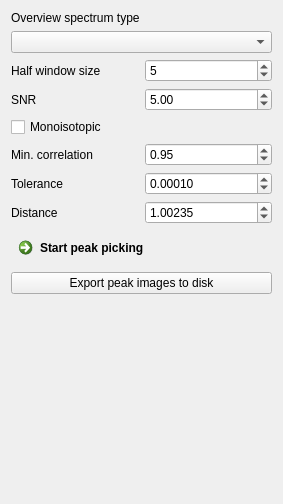
Old version of the form Plugins/org.mitk.gui.qt.m2.PeakPicking/src/internal/m2PeakPickingViewControls.ui in the repository m2aia/m2aia.
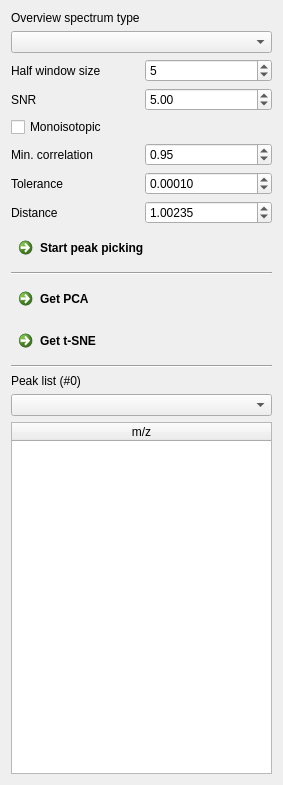
New version of the form.

Commit message: add peak list to peak picking view

Patch:
```diff
--- a/Plugins/org.mitk.gui.qt.m2.PeakPicking/src/internal/m2PeakPickingViewControls.ui
+++ b/Plugins/org.mitk.gui.qt.m2.PeakPicking/src/internal/m2PeakPickingViewControls.ui
@@ -7,7 +7,7 @@
     <x>0</x>
     <y>0</y>
     <width>283</width>
-    <height>504</height>
+    <height>785</height>
    </rect>
   </property>
   <property name="minimumSize">
@@ -180,27 +180,78 @@
     </widget>
    </item>
    <item>
-    <widget class="QPushButton" name="btnExport">
+    <widget class="Line" name="line_2">
+     <property name="orientation">
+      <enum>Qt::Horizontal</enum>
+     </property>
+    </widget>
+   </item>
+   <item>
+    <widget class="QCommandLinkButton" name="btnPCA">
      <property name="text">
-      <string>Export peak images to disk</string>
+      <string>Get PCA</string>
      </property>
     </widget>
    </item>
    <item>
-    <spacer name="spacer1">
+    <widget class="QCommandLinkButton" name="btnTSNE">
+     <property name="text">
+      <string>Get t-SNE</string>
+     </property>
+    </widget>
+   </item>
+   <item>
+    <widget class="Line" name="line">
      <property name="orientation">
-      <enum>Qt::Vertical</enum>
+      <enum>Qt::Horizontal</enum>
      </property>
-     <property name="sizeType">
-      <enum>QSizePolicy::Expanding</enum>
+    </widget>
+   </item>
+   <item>
+    <widget class="QLabel" name="labelPaklist">
+     <property name="text">
+      <string>Peak list (#0)</string>
      </property>
-     <property name="sizeHint" stdset="0">
-      <size>
-       <width>20</width>
-       <height>220</height>
-      </size>
+    </widget>
+   </item>
+   <item>
+    <widget class="QComboBox" name="imageSource"/>
+   </item>
+   <item>
+    <widget class="QTableWidget" name="tableWidget">
+     <property name="editTriggers">
+      <set>QAbstractItemView::NoEditTriggers</set>
      </property>
-    </spacer>
+     <property name="showDropIndicator" stdset="0">
+      <bool>false</bool>
+     </property>
+     <property name="dragDropOverwriteMode">
+      <bool>false</bool>
+     </property>
+     <property name="selectionMode">
+      <enum>QAbstractItemView::NoSelection</enum>
+     </property>
+     <property name="columnCount">
+      <number>1</number>
+     </property>
+     <attribute name="horizontalHeaderCascadingSectionResizes">
+      <bool>false</bool>
+     </attribute>
+     <attribute name="horizontalHeaderMinimumSectionSize">
+      <number>20</number>
+     </attribute>
+     <attribute name="horizontalHeaderDefaultSectionSize">
+      <number>80</number>
+     </attribute>
+     <attribute name="horizontalHeaderStretchLastSection">
+      <bool>true</bool>
+     </attribute>
+     <column>
+      <property name="text">
+       <string>m/z</string>
+      </property>
+     </column>
+    </widget>
    </item>
   </layout>
  </widget>
```
The commit also changes 2 other files.
